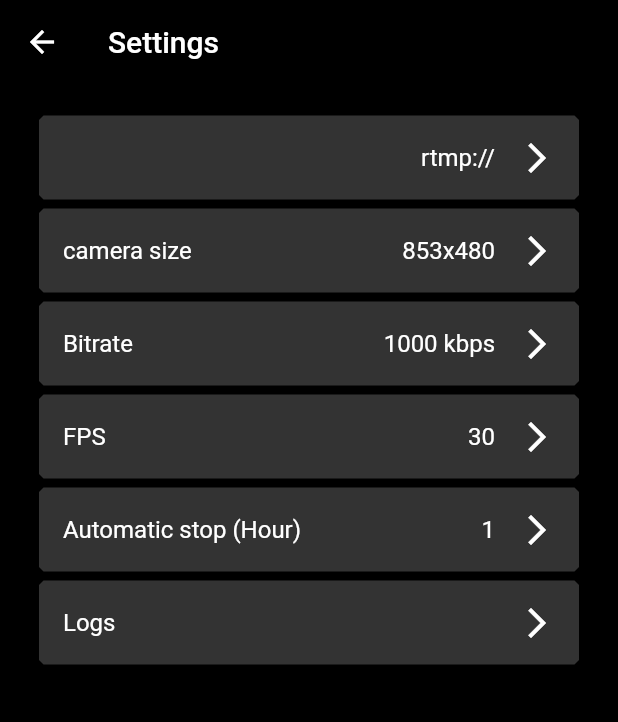
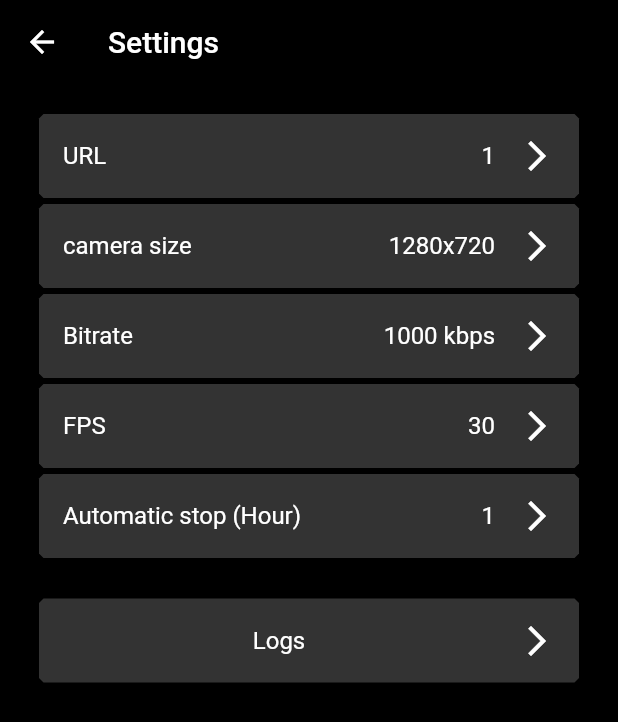
Before and after one commit to koji4104/ItsMyLive, a Flutter app: the CameraScreen screen opened directly, after a tap on the "lens" icon, after a tap on the "settings" icon, on a phone screen of 412 x 824 dp. Shown: the top 722 px of the screen. Run offline on Flutter 3.47's test engine with Material 2 defaults, Android fonts, the phone set to English and light mode, and no system bars; our stand-ins replace battery_plus, hooks_riverpod, native_device_orientation, permission_handler, shared_preferences; missing offline and left inert: audio_session, haishin_kit; accounts and stored records are empty.

Commit message:
Correct the setting screen

```diff
--- a/lib/camera_screen.dart
+++ b/lib/camera_screen.dart
@@ -15,10 +15,12 @@ import 'log_screen.dart';
 import 'common.dart';
 
 import 'package:audio_session/audio_session.dart';
+import 'package:haishin_kit/audio_settings.dart';
 import 'package:haishin_kit/audio_source.dart';
 import 'package:haishin_kit/net_stream_drawable_texture.dart';
 import 'package:haishin_kit/rtmp_connection.dart';
 import 'package:haishin_kit/rtmp_stream.dart';
+import 'package:haishin_kit/video_settings.dart';
 import 'package:haishin_kit/video_source.dart';
 import 'package:permission_handler/permission_handler.dart';
 
@@ -52,10 +54,11 @@ class CameraScreen extends ConsumerWidget {
 
   void init(BuildContext context, WidgetRef ref) {
     if(_bInit == false){
-      print('-- init()');
+      print('-- CameraScreen.init()');
       _bInit = true;
       _timer = Timer.periodic(Duration(seconds:1), _onTimer);
       _env.load();
+      _envOld = _env;
       initPlatformState();
     }
   }
@@ -135,6 +138,15 @@ class CameraScreen extends ConsumerWidget {
                   builder: (context) => SettingsScreen(),
                 )
               );
+              await _env.load();
+              if(_envOld.video_kbps.val != _env.video_kbps.val
+              || _envOld.camera_height.val != _env.camera_height.val
+              || _envOld.video_fps.val != _env.video_fps.val
+              || _envOld.getUrl() != _env.getUrl()
+              || _envOld.getKey() != _env.getKey() ){
+                _envOld = _env;
+                initPlatformState();
+              }
             }
           ),
 
@@ -171,6 +183,7 @@ class CameraScreen extends ConsumerWidget {
   }
 
   Future<void> initPlatformState() async {
+    if(disableCamera) return;
     await Permission.camera.request();
     await Permission.microphone.request();
 
@@ -181,6 +194,11 @@ class CameraScreen extends ConsumerWidget {
       avAudioSessionCategoryOptions:
       AVAudioSessionCategoryOptions.allowBluetooth,
     ));
+
+    if(_stream != null)
+      await _stream!.close();
+    if(_connection != null)
+      _connection!.close();
 
     _connection = await RtmpConnection.create();
     if(_connection!=null) {
@@ -194,6 +212,12 @@ class CameraScreen extends ConsumerWidget {
 
       _stream = await RtmpStream.create(_connection!);
       if(_stream!=null) {
+        _stream!.audioSettings = AudioSettings(muted: false, bitrate: 128 * 1000);
+        _stream!.videoSettings = VideoSettings(
+          width: (_env.camera_height.val*16/9).toInt(),
+          height: _env.camera_height.val,
+          bitrate: _env.video_kbps.val * 1024,
+        );
         _stream!.attachAudio(AudioSource());
         _stream!.attachVideo(VideoSource(position:_env.camera_pos.val==0 ? CameraPosition.back : CameraPosition.front));
         _ref.read(cameraScreenProvider).notifyListeners();
@@ -230,16 +254,17 @@ class CameraScreen extends ConsumerWidget {
     return Center(
       child: Transform.scale(
         scale: _scale,
-        child: OrientationCamera(
-        child: AspectRatio(
-          aspectRatio: _aspect,
-          child: NetStreamDrawableTexture(_stream),
-        ),
-      ),),
+        //child: OrientationCamera(
+          child: AspectRatio(
+            aspectRatio: _aspect,
+            child: NetStreamDrawableTexture(_stream),
+          ),
+        //),
+      ),
     );
   }
 
-  /// スイッチ
+  /// Switch
   Future<void> _onCameraSwitch(WidgetRef ref) async {
     if(_stream!=null) {
       int pos = _env.camera_pos.val==0 ? 1 : 0;
@@ -271,6 +296,7 @@ class CameraScreen extends ConsumerWidget {
 
     try {
       _connection!.connect(_env.getUrl());
+
       MyLog.info("Start " + _env.getUrl());
       _startTime = DateTime.now();
       _batteryLevelStart = await _battery.batteryLevel;
@@ -304,7 +330,6 @@ class CameraScreen extends ConsumerWidget {
       if(_connection==null || _stream==null)
         return;
 
-      _stream!.close();
       _connection!.close();
 
     } on Exception catch (e) {
--- a/lib/common.dart
+++ b/lib/common.dart
@@ -49,6 +49,7 @@ class MyEdge {
   /// Edgeを取得
   /// 各スクリーンのbuild()内で呼び出す
   void getEdge(BuildContext context, WidgetRef ref) async {
+    try {
       if (width == MediaQuery.of(context).size.width)
         return;
       width = MediaQuery.of(context).size.width;
@@ -83,5 +84,8 @@ class MyEdge {
       this.settingsEdge = this.settingsEdge.add(homebarEdge);
       if(_provider!=null)
         ref.read(_provider!).notifyListeners();
+    } catch (e) {
+      print('-- ${e.toString()}');
     }
   }
+}
--- a/lib/main.dart
+++ b/lib/main.dart
@@ -30,10 +30,16 @@ class MyApp extends ConsumerWidget {
         pageTransitionsTheme: MyPageTransitionsTheme(),
       ),
       home: CameraScreen(),
+      //localizationsDelegates: [
+      //  const SampleLocalizationsDelegate(),
+      //  GlobalMaterialLocalizations.delegate,
+      //  GlobalWidgetsLocalizations.delegate,
+      //],
       localizationsDelegates: [
         const SampleLocalizationsDelegate(),
         GlobalMaterialLocalizations.delegate,
         GlobalWidgetsLocalizations.delegate,
+        GlobalCupertinoLocalizations.delegate,
       ],
       supportedLocales: [
         const Locale('en',''),
--- a/lib/settings_screen.dart
+++ b/lib/settings_screen.dart
@@ -66,15 +66,15 @@ class Environment {
 
   EnvData video_kbps = EnvData(
     val:1000,
-    vals:[250,500,1000,2000,4000],
-    keys:['250 kbps','500 kbps','1000 kbps','2000 kbps','4000 kbps'],
+    vals:[500,1000,2000,4000],
+    keys:['500 kbps','1000 kbps','2000 kbps','4000 kbps'],
     name:'video_kbps',
   );
 
   EnvData camera_height = EnvData(
-    val:480,
-    vals:[240,360,480,720,1080],
-    keys:['320X240','640x360','853x480','1280x720','1920x1080'],
+    val:720,
+    vals:[360,480,720,1080,1440,2160],
+    keys:['640x360','854x480','1280x720','1920x1080','2560x1440','3840x2160'],
     name:'camera_height',
   );
 
@@ -183,34 +183,56 @@ class Environment {
 class BaseSettingsScreen extends ConsumerWidget {
   late BuildContext _context;
   late WidgetRef _ref;
+  ProviderBase? _provider;
+
   @override
   Widget build(BuildContext context, WidgetRef ref) {
     _context = context;
     _ref = ref;
     return Container();
   }
-  Widget MyText(String label) {
+
+  Widget MyLabel(String label) {
     return Align(
       alignment: Alignment.centerLeft,
       child: Container(
-          padding: const EdgeInsets.symmetric(vertical:10, horizontal:20),
+        padding: const EdgeInsets.symmetric(horizontal:12, vertical:4),
         child: Text(label, style:TextStyle(fontSize:13, color:Colors.white)),
       )
     );
   }
 
-  Widget MyListTile({required Widget title, required Function() onTap}) {
+  Widget MyListTile({required Widget title, Widget? title2, required Function() onTap}) {
+    Widget exp = Expanded(child: SizedBox(width:1));
     return Container(
-      padding: EdgeInsets.symmetric(horizontal:8, vertical:3),
+      padding: EdgeInsets.symmetric(horizontal:8, vertical:2),
       child: ListTile(
         shape: BeveledRectangleBorder(
           borderRadius: BorderRadius.circular(3),
         ),
-        title: title,
+        title: title2!=null ?
+          Row(children:[title, exp, title2]) :
+          Row(children:[exp, title, exp]),
         trailing: Icon(Icons.arrow_forward_ios),
         tileColor: Color(0xFF333333),
         hoverColor: Color(0xFF444444),
         onTap: onTap
+      ),
+    );
+  }
+
+  Widget MyTile({required Widget title, Widget? title2}) {
+    Widget exp = Expanded(child: SizedBox(width:1));
+    return Container(
+      padding: EdgeInsets.symmetric(horizontal:8, vertical:2),
+      child: ListTile(
+        shape: BeveledRectangleBorder(
+          borderRadius: BorderRadius.circular(3),
+        ),
+        title: title2!=null ?
+          Row(children:[title, exp, title2]) :
+          Row(children:[exp, title, exp]),
+        tileColor: Color(0xFF000000),
       ),
     );
   }
@@ -221,7 +243,7 @@ class BaseSettingsScreen extends ConsumerWidget {
         required int groupValue,
         required void Function(int?)? onChanged}) {
     return Container(
-      margin: EdgeInsets.symmetric(horizontal:14, vertical:0),
+      margin: EdgeInsets.symmetric(horizontal:8, vertical:2),
       child: RadioListTile(
         shape: BeveledRectangleBorder(
           borderRadius: BorderRadius.circular(3),
@@ -239,6 +261,11 @@ class BaseSettingsScreen extends ConsumerWidget {
   String l10n(String text) {
     return Localized.of(this._context).text(text);
   }
+
+  redraw(){
+    if(_provider!=null)
+      _ref.read(_provider!).notifyListeners();
+  }
 }
 
 //----------------------------------------------------------
@@ -251,9 +278,11 @@ class SettingsScreen extends BaseSettingsScreen {
   Future init() async {
     if(bInit) return;
       bInit = true;
+    print('-- SettingsScreen.init()');
     try {
       await env.load();
-      _ref.read(settingsScreenProvider).notifyListeners();
+      _provider = settingsScreenProvider;
+      redraw();
     } on Exception catch (e) {
       print('-- SettingsScreen init e=' + e.toString());
     }
@@ -268,9 +297,8 @@ class SettingsScreen extends BaseSettingsScreen {
     _ref = ref;
     Future.delayed(Duration.zero, () => init());
     ref.watch(settingsScreenProvider);
+    _edge.getEdge(context,ref);
 
-    _edge.getEdge(context,ref);
-    print('-- build');
     return WillPopScope(
       onWillPop: () async {
         Navigator.of(context).pop(true);
@@ -301,6 +329,7 @@ class SettingsScreen extends BaseSettingsScreen {
         MyValue(data: env.video_kbps),
         MyValue(data: env.video_fps),
         MyValue(data: env.autostop_sec),
+        MyLabel(''),
         MyListTile(
           title:Text('Logs'),
           onTap:(){
@@ -318,13 +347,8 @@ class SettingsScreen extends BaseSettingsScreen {
   Widget MyValue({required EnvData data, bool? isUrl}) {
     TextStyle ts = TextStyle(fontSize:16, color:Colors.white);
     return MyListTile(
-      title:Row(children:[
-        if(isUrl==null) Text(l10n(data.name), style:ts),
-        Expanded(child: SizedBox(width:1)),
-        isUrl==null
-        ? Text(data.key, style:ts)
-        : Text(env.getUrl(), style:ts),
-      ]),
+      title:Text(l10n(data.name), style:ts),
+      title2:Text(l10n(data.key), style:ts),
       onTap:() {
         Navigator.of(_context).push(
           MaterialPageRoute<int>(
@@ -408,15 +432,9 @@ class RadioListScreen extends BaseSettingsScreen {
       );
     }
     if(isUrl){
-      Widget btn = TextButton(
-        style: TextButton.styleFrom(
-          backgroundColor: Colors.blueAccent,
-          shape: BeveledRectangleBorder(
-            borderRadius: BorderRadius.circular(3),
-          ),
-        ),
-        child: Text('EDIT ' + selValue.toString(), style:TextStyle(fontSize:16, color:Colors.white)),
-        onPressed:() {
+      Widget w = MyListTile(
+        title:Text('EDIT ' + selValue.toString()),
+        onTap:() {
           Navigator.of(_context).push(
             MaterialPageRoute<int>(
               builder: (BuildContext context) {
@@ -431,13 +449,10 @@ class RadioListScreen extends BaseSettingsScreen {
           );
         }
       );
-      Widget w = Container(
-        margin: EdgeInsets.only(top:8),
-        child: btn);
+      list.add(MyLabel(''));
       list.add(w);
     }
-
-    list.add(MyText(l10n(data.name+'_desc')));
+    list.add(MyLabel(l10n(data.name+'_desc')));
     return Column(children:list);
   }
 
@@ -480,6 +495,7 @@ class UrlScreen extends BaseSettingsScreen {
       onWillPop:() async {
         int r = 0;
         _url = _urlController.text;
+        _key = _keyController.text;
         if(_url!=_urlOld) {
           env.saveUrl(_url, num);
           r = 1;
@@ -496,20 +512,28 @@ class UrlScreen extends BaseSettingsScreen {
         appBar: AppBar(title: Text('URL ${num}'), backgroundColor:Color(0xFF000000),),
         body: Container(
           margin: _edge.settingsEdge,
-          padding: EdgeInsets.fromLTRB(20,4,4,20),
           child:Column(children:[
-            MyText('URL'),
-            TextField(
+            MyLabel(''),
+            MyLabel('URL'),
+            Container(
+              padding: EdgeInsets.symmetric(horizontal:8, vertical:2),
+              child:TextField(
                 style: TextStyle(color:Colors.white),
                 //onChanged:(s){_url=s;},
                 controller: _urlController,
                 keyboardType: TextInputType.url,
+              )
             ),
-            MyText('KEY'),
-            TextField(
+            MyLabel(''),
+            MyLabel('KEY'),
+            Container(
+              padding: EdgeInsets.symmetric(horizontal:8, vertical:2),
+              child:TextField(
                 style: TextStyle(color:Colors.white),
-              onChanged:(s){_key=s;},
-              controller: TextEditingController(text:_key),
+                //onChanged:(s){_key=s;},
+                controller: _keyController,
+                //controller: TextEditingController(text:_key),
+              )
             ),
           ])
         ),
--- a/pubspec.yaml
+++ b/pubspec.yaml
@@ -25,7 +25,7 @@ dependencies:
   native_device_orientation: ^1.1.4
   audio_session: any
   permission_handler: any
-  haishin_kit: ^0.9.0
+  haishin_kit: ^0.9.1
 
 dev_dependencies:
   flutter_test:
```
Also changed, not shown: pubspec.lock, 6 other files. Lines whose indentation alone changed are shown as unchanged.
